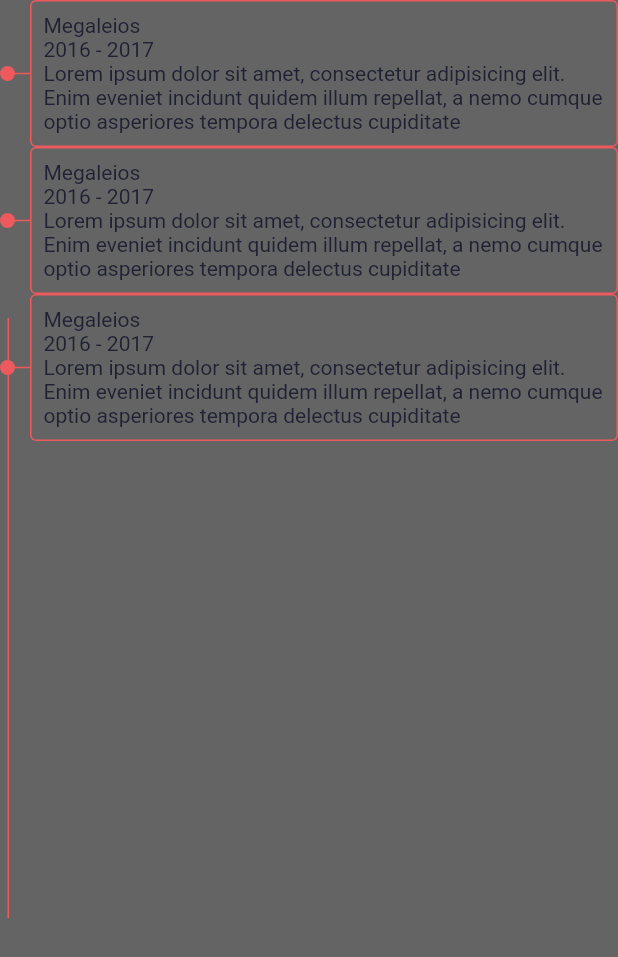
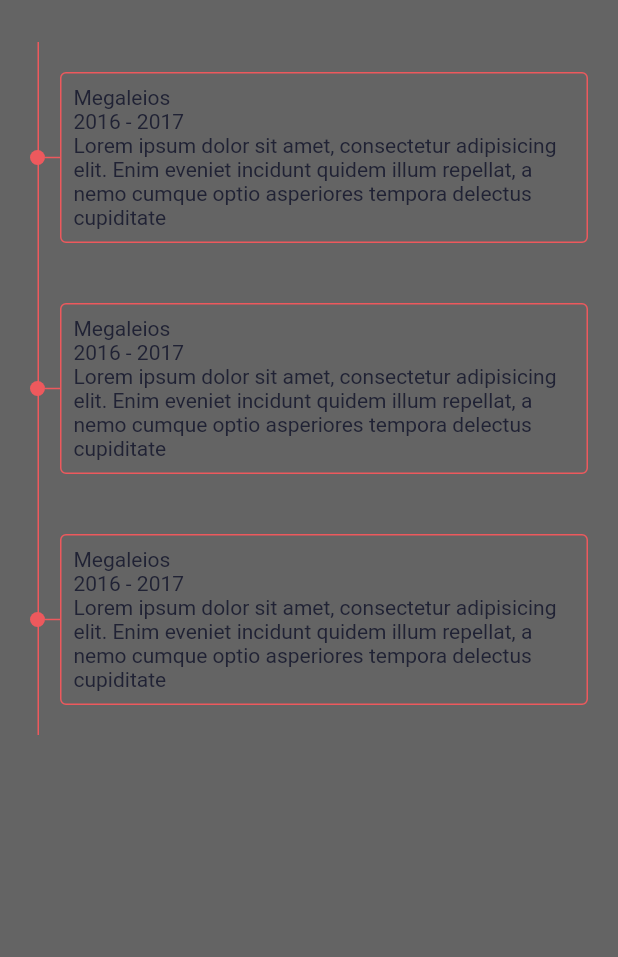
Before and after one commit to renankanu/me, a Flutter app: the ExperienceSection widget shown alone on an empty page, opened directly, on a phone screen of 412 x 824 dp. Shown: the top 957 px of the screen. Run offline on Flutter 3.47's test engine with Material 2 defaults, Android fonts, the phone set to English and light mode, and no system bars; our stand-ins replace animated_text_kit, flutter_dotenv, font_awesome_flutter, get, google_fonts, graphql_flutter and 3 more; missing offline and left inert: loading_animations; network calls fail.

Commit message:
refactor work experience

```diff
--- a/lib/app/sections/experience/experience_section.dart
+++ b/lib/app/sections/experience/experience_section.dart
@@ -22,9 +22,9 @@ class ExperienceSection extends StatelessWidget {
       },
       child: BaseSectionContainer(
         background: Get.theme.hintColor,
-        child: Stack(
-          children: [
-            Column(
+        child: Padding(
+          padding: const EdgeInsets.symmetric(horizontal: 20),
+          child: Column(
             mainAxisSize: MainAxisSize.min,
             children: [
               ContainerExperience(),
@@ -32,18 +32,6 @@ class ExperienceSection extends StatelessWidget {
               ContainerExperience(),
             ],
           ),
-            Align(
-              alignment: Alignment.centerLeft,
-              child: Padding(
-                padding: const EdgeInsets.only(left: 5),
-                child: Container(
-                  width: 1,
-                  height: 400,
-                  color: Get.theme.accentColor,
-                ),
-              ),
-            )
-          ],
         ),
       ),
     );
--- a/lib/app/sections/experience/widgets/container_experience.dart
+++ b/lib/app/sections/experience/widgets/container_experience.dart
@@ -6,9 +6,14 @@ class ContainerExperience extends StatelessWidget {
 
   @override
   Widget build(BuildContext context) {
-    return Row(
+    return IntrinsicHeight(
+      child: Row(
+        crossAxisAlignment: CrossAxisAlignment.stretch,
         children: [
-        Container(
+          Stack(
+            children: [
+              Center(
+                child: Container(
                   width: 10,
                   height: 10,
                   decoration: BoxDecoration(
@@ -16,12 +21,27 @@ class ContainerExperience extends StatelessWidget {
                     color: Get.theme.accentColor,
                   ),
                 ),
+              ),
+              Padding(
+                padding: const EdgeInsets.only(left: 5),
+                child: Container(
+                  width: 1,
+                  color: Get.theme.accentColor,
+                ),
+              ),
+            ],
+          ),
+          Flexible(
+            child: Row(
+              children: [
                 Container(
                   width: 10,
                   height: 1,
                   color: Get.theme.accentColor,
                 ),
                 Expanded(
+                  child: Padding(
+                    padding: const EdgeInsets.symmetric(vertical: 20),
                     child: Container(
                       decoration: BoxDecoration(
                         borderRadius: BorderRadius.circular(4),
@@ -43,7 +63,12 @@ class ContainerExperience extends StatelessWidget {
                       ),
                     ),
                   ),
+                ),
               ],
+            ),
+          ),
+        ],
+      ),
     );
   }
 }
```
Lines whose indentation alone changed are shown as unchanged.
